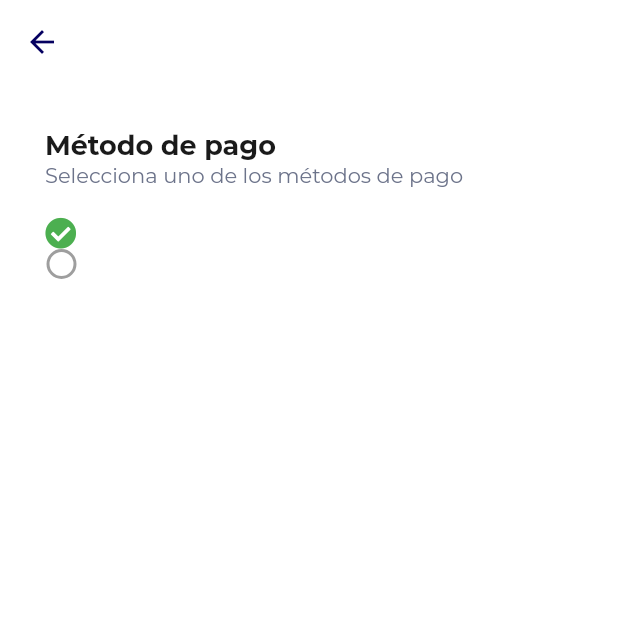
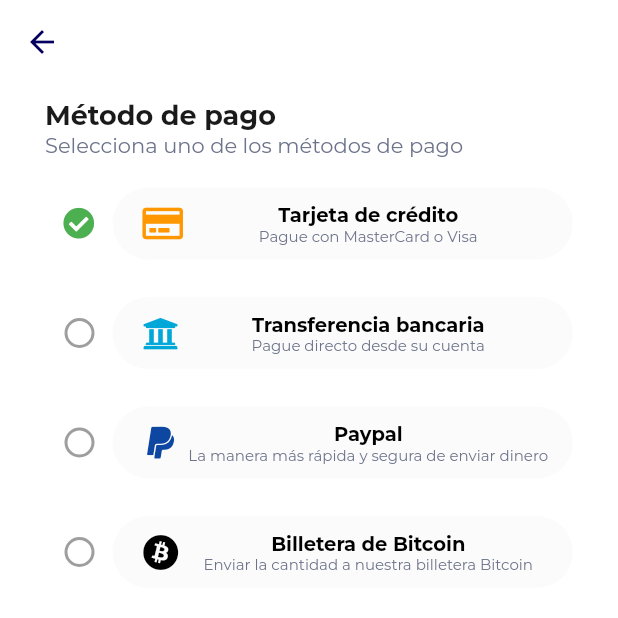
Before and after one commit to edalvb/uieco, a Flutter app: the screen it shows after launch, on a phone screen of 412 x 824 dp, the top half of it. Run offline on Flutter 3.47's test engine with Material 2 defaults, Android fonts, the phone set to English and light mode, and no system bars; our stand-ins replace font_awesome_flutter; project files that could hold a hidden picture were left out.

Commit message:
Métodos de pago 3 de 4

```diff
--- /dev/null
+++ b/lib/ui/components/payment_type.dart
@@ -0,0 +1,102 @@
+import 'package:flutter/material.dart';
+import 'package:font_awesome_flutter/font_awesome_flutter.dart';
+
+enum PaymentMethod { CREDIT_CARD, BANK, PAYPAL, BITCOIN }
+
+typedef PaymentCallback = Function(PaymentMethod value);
+
+class PaymentMethodWidget extends StatelessWidget {
+  Widget icon;
+  String title;
+  String subTitle;
+  PaymentMethod value;
+  PaymentMethod selectedValue;
+  PaymentCallback paymentCallback;
+
+  PaymentMethodWidget(
+      {this.icon,
+        this.title,
+        this.subTitle,
+        this.value,
+        this.selectedValue,
+        this.paymentCallback});
+
+  @override
+  Widget build(BuildContext context) {
+    return Container(
+      margin: EdgeInsets.only(bottom: 25),
+      child: InkWell(
+        onTap: _onTap,
+        splashColor: Colors.transparent,
+        highlightColor: Colors.transparent,
+        child: Row(
+          children: <Widget>[
+            Padding(
+              padding: const EdgeInsets.only(left: 12, right: 12),
+              child: getWidgetState(),
+            ),
+            Expanded(
+              child: Container(
+                padding: EdgeInsets.fromLTRB(20, 10, 10, 10),
+                decoration: BoxDecoration(
+                  color: Color(0xffFBFBFB),
+                  // color: Colors.black,
+                  borderRadius: BorderRadius.circular(25),
+                ),
+                child: Row(
+                  mainAxisSize: MainAxisSize.min,
+                  children: [
+                    icon,
+                    Expanded(
+                      child: Column(
+                        children: [
+                          Text(title,
+                              style: TextStyle(
+                                  color: Colors.black,
+                                  fontSize: 13,
+                                  fontWeight: FontWeight.bold)),
+                          Text(
+                            subTitle,
+                            style:
+                            TextStyle(color: Color(0xff6C738A), fontSize: 10),
+                          ),
+                        ],
+                      ),
+                    )
+                  ],
+                ),
+              ),
+            )
+          ],
+        ),
+      ),
+    );
+  }
+
+  Widget getWidgetState() {
+    if (value == selectedValue) {
+      return Icon(
+        FontAwesomeIcons.solidCheckCircle,
+        color: Colors.green,
+        size: 21,
+      );
+    } else {
+      return Container(
+        margin: EdgeInsets.only(left: 1),
+        decoration: BoxDecoration(
+          shape: BoxShape.circle,
+          border: Border.all(
+            color: Colors.grey,
+            width: 2,
+          ),
+        ),
+        height: 20,
+        width: 20,
+      );
+    }
+  }
+
+  void _onTap() {
+    this.paymentCallback(this.value);
+  }
+}
--- a/lib/ui/pages/payment_method.dart
+++ b/lib/ui/pages/payment_method.dart
@@ -1,5 +1,6 @@
 import 'package:flutter/material.dart';
 import 'package:font_awesome_flutter/font_awesome_flutter.dart';
+import 'package:uieco/ui/components/payment_type.dart';
 
 class PaymentMethodPage extends StatefulWidget {
   @override
@@ -19,7 +20,7 @@ class _PaymentMethodPageState extends State<PaymentMethodPage> {
         ),
       ),
       body: Padding(
-        padding: const EdgeInsets.all(30.0),
+        padding: const EdgeInsets.only(left: 30, right: 30, top: 10),
         child: Column(
           crossAxisAlignment: CrossAxisAlignment.start,
           children: [
@@ -43,83 +44,56 @@ class _PaymentMethodPageState extends State<PaymentMethodPage> {
             PaymentMethodWidget(
               title: "Tarjeta de crédito",
               subTitle: "Pague con MasterCard o Visa",
+              icon: Icon(
+                FontAwesomeIcons.creditCard,
+                color: Colors.orange,
+              ),
               value: PaymentMethod.CREDIT_CARD,
               selectedValue: this.paymentSelected,
-              paymentCallback: (value) {
-                setState(() {
-                  this.paymentSelected = value;
-                });
-              },
+              paymentCallback: _onPaymentChange,
             ),
             PaymentMethodWidget(
               title: "Transferencia bancaria",
               subTitle: "Pague directo desde su cuenta",
+              icon: Icon(
+                FontAwesomeIcons.university,
+                color: Color(0xFF00A7D9),
+              ),
               value: PaymentMethod.BANK,
               selectedValue: this.paymentSelected,
-              paymentCallback: (value) {
-                setState(() {
-                  this.paymentSelected = value;
-                });
-              },
+              paymentCallback: _onPaymentChange,
+            ),
+            PaymentMethodWidget(
+              title: "Paypal",
+              subTitle: "La manera más rápida y segura de enviar dinero",
+              icon: Icon(
+                FontAwesomeIcons.paypal,
+                color: Color(0xFF0D47A1),
+              ),
+              value: PaymentMethod.PAYPAL,
+              selectedValue: this.paymentSelected,
+              paymentCallback: _onPaymentChange,
+            ),
+            PaymentMethodWidget(
+              title: "Billetera de Bitcoin",
+              subTitle: "Enviar la cantidad a nuestra billetera Bitcoin",
+              icon: Icon(
+                FontAwesomeIcons.bitcoin,
+                color: Colors.black,
+              ),
+              value: PaymentMethod.BITCOIN,
+              selectedValue: this.paymentSelected,
+              paymentCallback: _onPaymentChange,
             ),
           ],
         ),
       ),
     );
   }
-}
 
-enum PaymentMethod { CREDIT_CARD, BANK, PAYPAL, BITCOIN }
-
-typedef PaymentCallback = Function(PaymentMethod value);
-
-class PaymentMethodWidget extends StatelessWidget {
-  Widget icon;
-  String title;
-  String subTitle;
-  PaymentMethod value;
-  PaymentMethod selectedValue;
-  PaymentCallback paymentCallback;
-
-  PaymentMethodWidget(
-      {this.icon, this.title, this.subTitle, this.value, this.selectedValue, this.paymentCallback});
-
-  @override
-  Widget build(BuildContext context) {
-    return InkWell(
-      onTap: _onTap,
-      child: Row(
-        children: <Widget>[
-          getWidgetState(),
-        ],
-      ),
-    );
-  }
-
-  Widget getWidgetState() {
-    if (value == selectedValue) {
-      return Icon(
-        FontAwesomeIcons.solidCheckCircle,
-        color: Colors.green,
-        size: 21,
-      );
-    } else {
-      return Container(
-        margin: EdgeInsets.only(left: 1),
-        decoration: BoxDecoration(
-          shape: BoxShape.circle,
-          border: Border.all(
-            color: Colors.grey,
-            width: 2,
-          ),
-        ),
-        height: 20,
-        width: 20,
-      );
-    }
-  }
-
-  void _onTap() {
-    this.paymentCallback(this.value);
+  _onPaymentChange(PaymentMethod value) {
+    setState(() {
+      this.paymentSelected = value;
+    });
   }
 }
```
